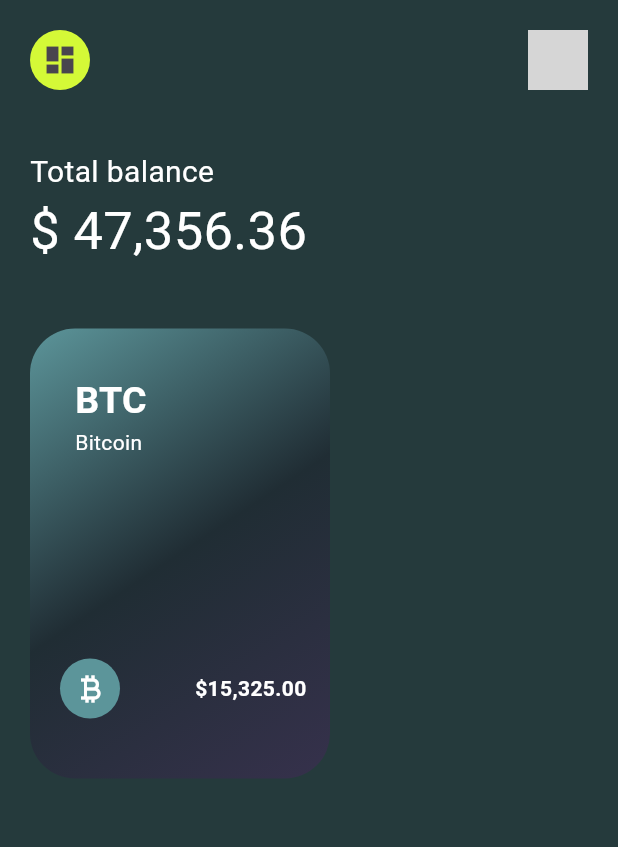
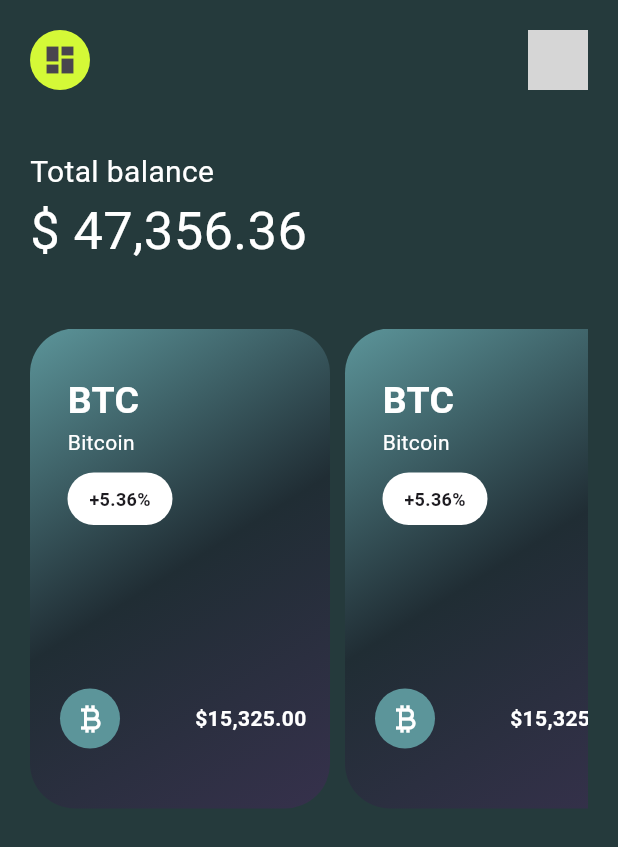
Before and after one commit to nicowalter256/crpto-app-UI, a Flutter app: the screen it shows after launch, on a phone screen of 412 x 824 dp. Shown: the top 847 px of the screen. Run offline on Flutter 3.47's test engine with Material 3 defaults, Android fonts, the phone set to English and light mode, and no system bars; network calls fail; grey boxes are pictures that could not be loaded.

Commit message:
Added some changes

```diff
--- a/lib/views/home_screen.dart
+++ b/lib/views/home_screen.dart
@@ -1,4 +1,5 @@
 import 'package:crypto_app/constants/constants.dart';
+import 'package:crypto_app/widgets/card_widgets.dart';
 import 'package:flutter/material.dart';
 
 class HomeScreen extends StatefulWidget {
@@ -59,84 +60,19 @@ class _HomeScreenState extends State<HomeScreen> {
               const SizedBox(
                 height: 40,
               ),
-              Container(
-                  height: 300,
-                  width: 200,
-                  decoration: const BoxDecoration(
-                    borderRadius: BorderRadius.all(
-                      Radius.circular(30),
-                    ),
-                    gradient: LinearGradient(
-                      begin: Alignment.topLeft,
-                      end: Alignment.bottomRight,
-                      colors: [
-                        Constants.secondary,
-                        Constants.blackBg,
-                        Constants.tertially
-                      ],
-                    ),
-                  ),
-                  child: Stack(
-                    children: [
-                      const SizedBox(
-                        height: 300,
-                        width: 200,
-                      ),
-                      const Column(
-                        crossAxisAlignment: CrossAxisAlignment.start,
-                        children: [
-                          Padding(
-                            padding: EdgeInsets.only(top: 30, left: 30),
-                            child: Text(
-                              "BTC",
-                              style: TextStyle(
-                                  color: Constants.whiteBg,
-                                  fontSize: 25,
-                                  fontWeight: FontWeight.bold),
-                            ),
-                          ),
-                          Padding(
-                            padding: EdgeInsets.only(left: 30),
-                            child: Text(
-                              'Bitcoin',
-                              style: TextStyle(color: Constants.whiteBg),
-                            ),
-                          )
-                        ],
-                      ),
-                      Positioned(
-                        left: 20,
-                        bottom: 40,
-                        child: Row(
-                          children: [
-                            Container(
-                              height: 40,
-                              width: 40,
-                              decoration: const BoxDecoration(
-                                  color: Constants.secondary,
-                                  shape: BoxShape.circle),
-                              child: const Center(
-                                child: Icon(
-                                  Icons.currency_bitcoin,
-                                  color: Constants.whiteBg,
-                                ),
-                              ),
-                            ),
-                            const SizedBox(
-                              width: 50,
-                            ),
-                            const Text(
-                              '\$15,325.00',
-                              style: TextStyle(
-                                color: Constants.whiteBg,
-                                fontWeight: FontWeight.bold,
-                              ),
-                            )
-                          ],
-                        ),
-                      )
-                    ],
-                  ))
+              SizedBox(
+                height: 320,
+                width: double.infinity,
+                child: ListView.builder(
+                    scrollDirection: Axis.horizontal,
+                    itemCount: 3,
+                    itemBuilder: (context, index) {
+                      return const Padding(
+                        padding: EdgeInsets.only(right: 10),
+                        child: CardWidget(),
+                      );
+                    }),
+              ),
             ],
           ),
         ),
--- /dev/null
+++ b/lib/widgets/card_widgets.dart
@@ -0,0 +1,107 @@
+import 'package:crypto_app/constants/constants.dart';
+import 'package:flutter/material.dart';
+
+class CardWidget extends StatelessWidget {
+  const CardWidget({super.key});
+
+  @override
+  Widget build(BuildContext context) {
+    return Container(
+        height: 300,
+        width: 200,
+        decoration: const BoxDecoration(
+          borderRadius: BorderRadius.all(
+            Radius.circular(30),
+          ),
+          gradient: LinearGradient(
+            begin: Alignment.topLeft,
+            end: Alignment.bottomRight,
+            colors: [
+              Constants.secondary,
+              Constants.blackBg,
+              Constants.tertially
+            ],
+          ),
+        ),
+        child: Stack(
+          children: [
+            const SizedBox(
+              height: 300,
+              width: 200,
+            ),
+            Column(
+              crossAxisAlignment: CrossAxisAlignment.start,
+              children: [
+                const Padding(
+                  padding: EdgeInsets.only(top: 30, left: 25),
+                  child: Text(
+                    "BTC",
+                    style: TextStyle(
+                        color: Constants.whiteBg,
+                        fontSize: 25,
+                        fontWeight: FontWeight.bold),
+                  ),
+                ),
+                const Padding(
+                  padding: EdgeInsets.only(left: 25),
+                  child: Text(
+                    'Bitcoin',
+                    style: TextStyle(color: Constants.whiteBg),
+                  ),
+                ),
+                Padding(
+                  padding: const EdgeInsets.only(left: 25, top: 10),
+                  child: Container(
+                    height: 35,
+                    width: 70,
+                    decoration: const BoxDecoration(
+                      color: Constants.whiteBg,
+                      borderRadius: BorderRadius.all(
+                        Radius.circular(20),
+                      ),
+                    ),
+                    child: const Center(
+                      child: Text(
+                        '+5.36%',
+                        style: TextStyle(
+                            fontWeight: FontWeight.bold, fontSize: 12),
+                      ),
+                    ),
+                  ),
+                )
+              ],
+            ),
+            Positioned(
+              left: 20,
+              bottom: 40,
+              child: Row(
+                children: [
+                  Container(
+                    height: 40,
+                    width: 40,
+                    decoration: const BoxDecoration(
+                        color: Constants.secondary, shape: BoxShape.circle),
+                    child: const Center(
+                      child: Icon(
+                        Icons.currency_bitcoin,
+                        color: Constants.whiteBg,
+                      ),
+                    ),
+                  ),
+                  const SizedBox(
+                    width: 50,
+                  ),
+                  const Text(
+                    '\$15,325.00',
+                    style: TextStyle(
+                      color: Constants.whiteBg,
+                      fontWeight: FontWeight.bold,
+                    ),
+                  )
+                ],
+              ),
+            )
+          ],
+        ));
+  }
+}
--- a/pubspec.yaml
+++ b/pubspec.yaml
@@ -35,6 +35,7 @@ dependencies:
   # The following adds the Cupertino Icons font to your application.
   # Use with the CupertinoIcons class for iOS style icons.
   cupertino_icons: ^1.0.6
+  fl_chart: ^0.68.0
 
 dev_dependencies:
   flutter_test:
```
Also changed, not shown: pubspec.lock.
